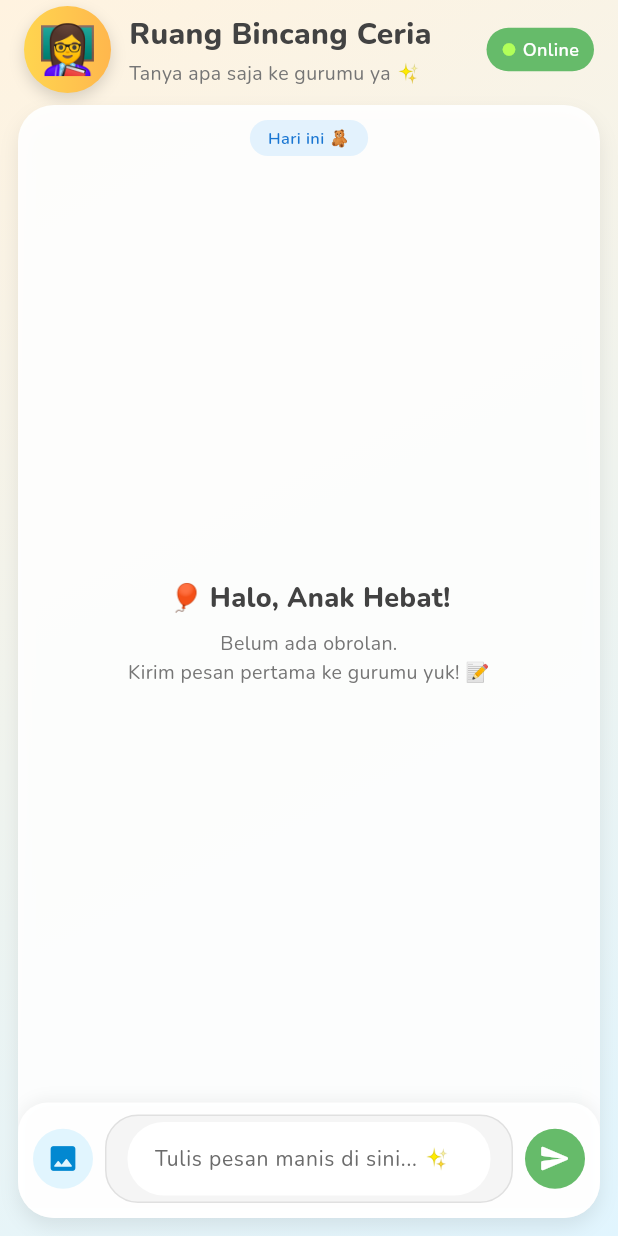
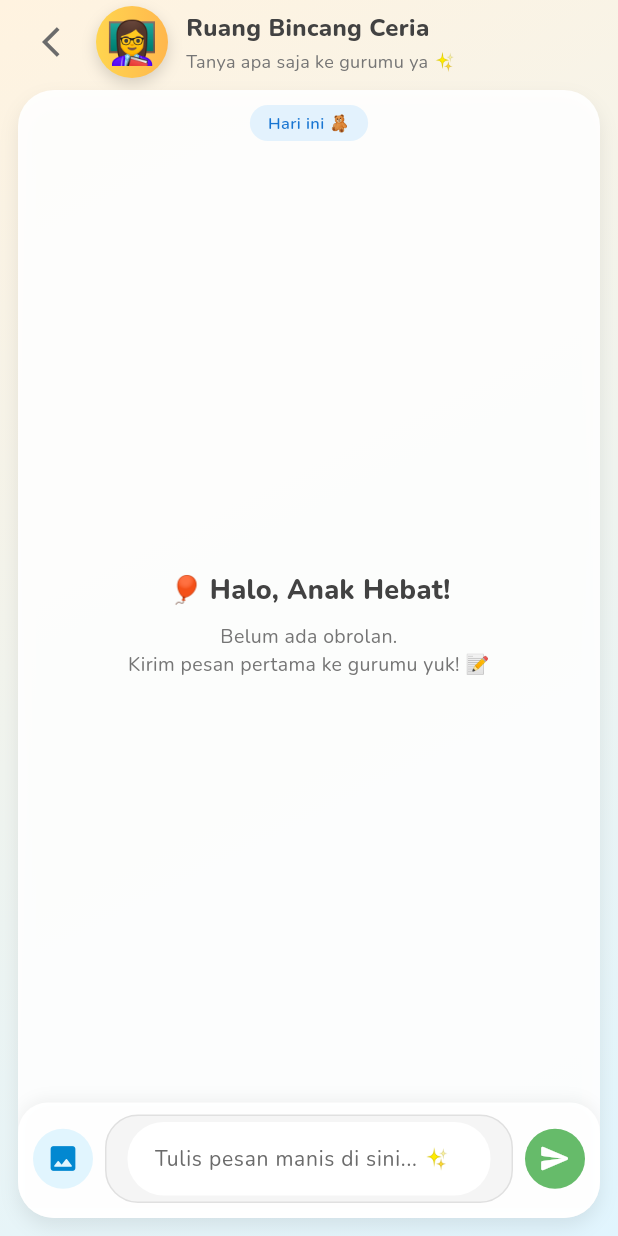
Before and after one commit to AbidinoNurkhiansyah/ciloka-mobile, a Flutter app: the ChatPage screen opened by its route, on a phone screen of 412 x 824 dp. Run offline on Flutter 3.47's test engine with Material 3 defaults, Android fonts, the phone set to English and light mode, and no system bars; our stand-ins replace cached_network_image, cloud_firestore, firebase_auth, firebase_core, font_awesome_flutter, google_fonts and 3 more; accounts and stored records are empty; project files that could hold a hidden picture were left out.

Commit message:
chore(chat_room) : revice ui, delete info online for student and add arrow back at start

```diff
--- a/lib/features/student/views/chat_page.dart
+++ b/lib/features/student/views/chat_page.dart
@@ -194,9 +194,13 @@ class _ChatPageState extends State<ChatPage> {
       padding: const EdgeInsets.fromLTRB(16, 4, 16, 0),
       child: Row(
         children: [
+          IconButton(
+            icon: Icon(Icons.arrow_back_ios),
+            onPressed: () => Navigator.of(context).pop(),
+          ),
           Container(
-            width: 58,
-            height: 58,
+            width: 48,
+            height: 48,
             decoration: BoxDecoration(
               shape: BoxShape.circle,
               gradient: const LinearGradient(
@@ -211,7 +215,7 @@ class _ChatPageState extends State<ChatPage> {
               ],
             ),
             child: const Center(
-              child: Text("👩‍🏫", style: TextStyle(fontSize: 32)),
+              child: Text("👩‍🏫", style: TextStyle(fontSize: 28)),
             ),
           ),
           const SizedBox(width: 12),
@@ -222,7 +226,7 @@ class _ChatPageState extends State<ChatPage> {
                 Text(
                   "Ruang Bincang Ceria",
                   style: TextStyle(
-                    fontSize: 20,
+                    fontSize: 16,
                     fontWeight: FontWeight.w800,
                     color: Color(0xFF424242),
                   ),
@@ -230,28 +234,7 @@ class _ChatPageState extends State<ChatPage> {
                 SizedBox(height: 2),
                 Text(
                   "Tanya apa saja ke gurumu ya ✨",
-                  style: TextStyle(fontSize: 13, color: Color(0xFF757575)),
-                ),
-              ],
-            ),
-          ),
-          Container(
-            padding: const EdgeInsets.symmetric(horizontal: 10, vertical: 6),
-            decoration: BoxDecoration(
-              color: chatGreen,
-              borderRadius: BorderRadius.circular(20),
-            ),
-            child: const Row(
-              children: [
-                Icon(Icons.circle, size: 10, color: Colors.lightGreenAccent),
-                SizedBox(width: 4),
-                Text(
-                  "Online",
-                  style: TextStyle(
-                    fontSize: 12,
-                    color: Colors.white,
-                    fontWeight: FontWeight.w600,
-                  ),
+                  style: TextStyle(fontSize: 12, color: Color(0xFF757575)),
                 ),
               ],
             ),
```
